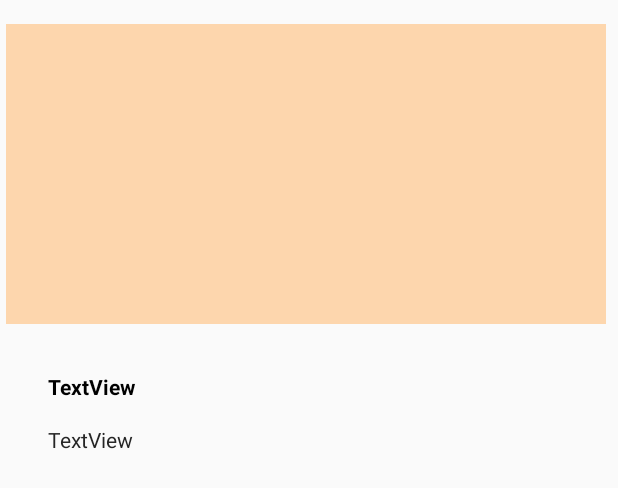
After one commit to junesqo/Kotlin1, an Android app: the layout item_layout.xml on its own in the app's theme, with its tools: preview values and no code run, on a phone screen of 412 x 824 dp. The commit adds this screen. Shown: the top 488 px of the screen. Run offline under Robolectric (Android 15) with nearby library versions, the phone set to English and light mode, and no system bars.

Commit message:
to continue

```diff
--- a/app/src/main/res/layout/activity_main.xml
+++ b/app/src/main/res/layout/activity_main.xml
@@ -9,6 +9,10 @@
     tools:openDrawer="start"
     >
 
+    <include layout="@layout/main_content"
+        android:layout_height="match_parent"
+        android:layout_width="match_parent"/>
+
     <com.google.android.material.navigation.NavigationView
         android:id="@+id/nav_view"
         android:layout_width="match_parent"
--- /dev/null
+++ b/app/src/main/res/layout/item_layout.xml
@@ -0,0 +1,46 @@
+<?xml version="1.0" encoding="utf-8"?>
+<androidx.constraintlayout.widget.ConstraintLayout xmlns:android="http://schemas.android.com/apk/res/android"
+    xmlns:app="http://schemas.android.com/apk/res-auto"
+    xmlns:tools="http://schemas.android.com/tools"
+    android:layout_width="match_parent"
+    android:layout_height="wrap_content">
+
+    <ImageView
+        android:id="@+id/im"
+        android:layout_width="400dp"
+        android:layout_height="200dp"
+        android:layout_marginStart="4dp"
+        android:layout_marginTop="16dp"
+        android:scaleType="centerCrop"
+        app:layout_constraintStart_toStartOf="parent"
+        app:layout_constraintTop_toTopOf="parent"
+        app:srcCompat="@drawable/image1" />
+
+    <TextView
+        android:id="@+id/tvTitle"
+        android:layout_width="wrap_content"
+        android:layout_height="wrap_content"
+        android:layout_marginStart="32dp"
+        android:layout_marginTop="32dp"
+        android:text="TextView"
+        android:textColor="#000000"
+        android:textStyle="bold"
+        app:layout_constraintStart_toStartOf="parent"
+        app:layout_constraintTop_toBottomOf="@+id/im" />
+
+    <TextView
+        android:id="@+id/tvContent"
+        android:layout_width="0dp"
+        android:layout_height="wrap_content"
+        android:layout_marginStart="32dp"
+        android:layout_marginTop="16dp"
+        android:layout_marginEnd="32dp"
+        android:layout_marginBottom="32dp"
+        android:text="TextView"
+        android:textColor="#252525"
+        app:layout_constraintBottom_toBottomOf="parent"
+        app:layout_constraintEnd_toEndOf="parent"
+        app:layout_constraintHorizontal_bias="0.0"
+        app:layout_constraintStart_toStartOf="parent"
+        app:layout_constraintTop_toBottomOf="@+id/tvTitle" />
+</androidx.constraintlayout.widget.ConstraintLayout>
```
Also changed, not shown: app/src/main/java/com/example/kotlin1/ListItem.kt (added, +7 -0 lines), app/src/main/java/com/example/kotlin1/MyAdapter.kt (added, +46 -0 lines), app/src/main/res/layout/main_content.xml (added, +17 -0 lines), app/src/main/res/drawable-anydpi/image1.jpg (added), app/src/main/res/drawable-anydpi/image10.jpg (added), app/src/main/res/drawable-anydpi/image2.jpg (added), app/src/main/res/drawable-anydpi/image3.jpg (added), app/src/main/res/drawable-anydpi/image4.jpg (added), app/src/main/res/drawable-anydpi/image5.jpg (added), app/src/main/res/drawable-anydpi/image6.jpg (added), app/src/main/res/drawable-anydpi/image7.jpg (added), app/src/main/res/drawable-anydpi/image8.jpg (added), app/src/main/res/drawable-anydpi/image9.jpg (added).
